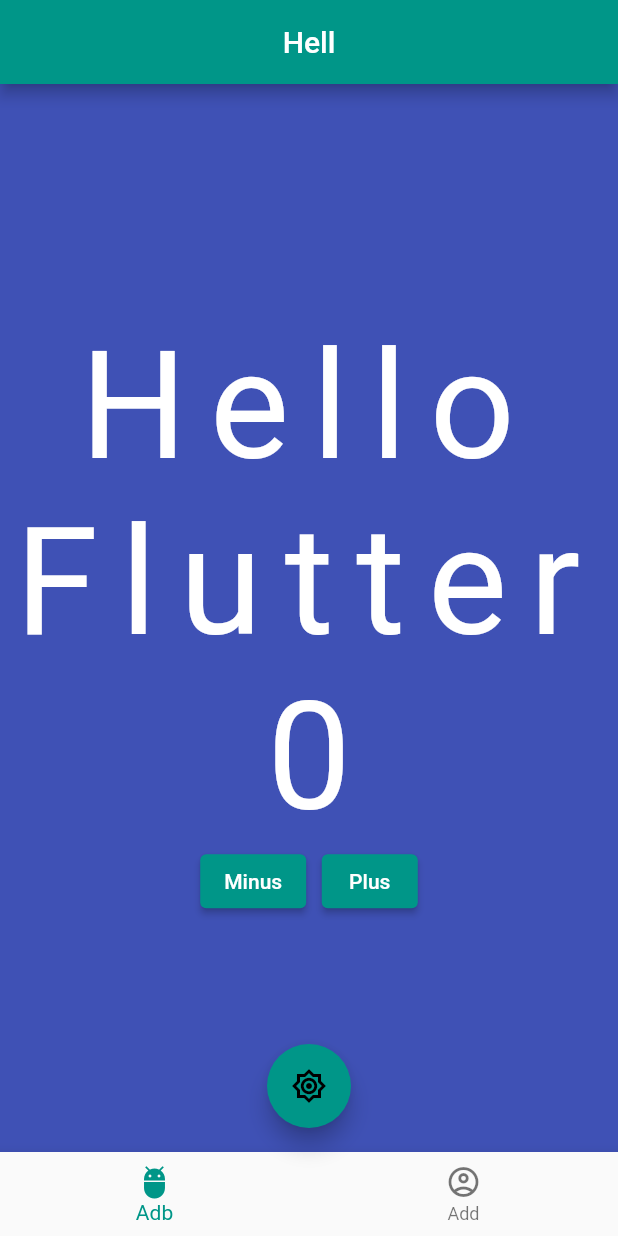
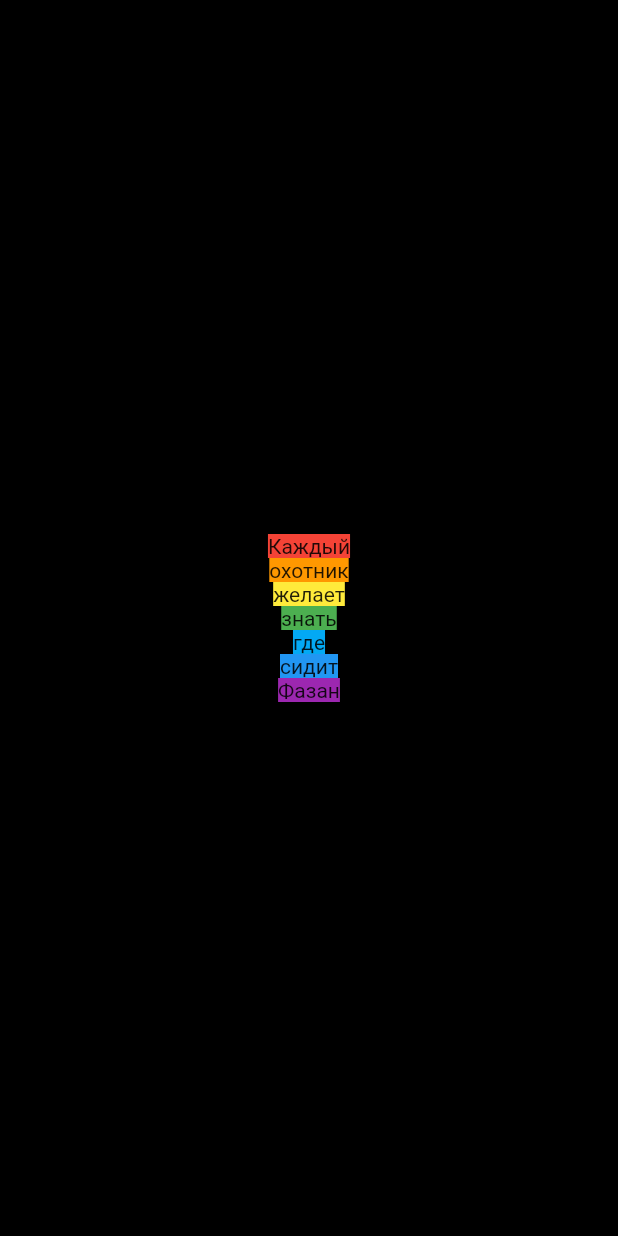
Before and after one commit to Maruru-k/intens_fl, a Flutter app: the screen it shows after launch, on a phone screen of 412 x 824 dp. Run offline on Flutter 3.47's test engine with Material 2 defaults, Android fonts, the phone set to English and light mode, and no system bars.

Commit message:
add home intens

```diff
--- a/lib/main.dart
+++ b/lib/main.dart
@@ -1,121 +1,20 @@
 import 'package:flutter/material.dart';
+import 'package:intens_fl/screens/home.dart';
+import 'package:intens_fl/screens/intens.dart';
 
 void main() {
-  runApp(MyApp());
+  runApp(IntensTask());
 }
 
 class MyApp extends StatelessWidget {
+  const MyApp({Key? key}) : super(key: key);
+
   @override
   Widget build(BuildContext context) {
     return MaterialApp(
-      theme: ThemeData(colorScheme: const ColorScheme.light(primary: Colors.teal)),
-      home: SafeArea(
-        child: Scaffold(
-          body: const MyStatefulWidget(),
-          appBar: AppBar(
-            title: const Center(child: Text("Hell")),
-          ),
-        ),
-      ),
+      theme:
+          ThemeData(colorScheme: const ColorScheme.light(primary: Colors.teal)),
+      home: const SafeArea(child: MyStatefulWidget()),
     );
   }
 }
-
-class MyStatefulWidget extends StatefulWidget {
-  const MyStatefulWidget({Key? key}) : super(key: key);
-
-  @override
-  _MyStatefulWidgetState createState() => _MyStatefulWidgetState();
-}
-
-class _MyStatefulWidgetState extends State<MyStatefulWidget> {
-  int _i = 0;
-  int _selectIndex = 0;
-
-  void _increment() {
-    setState(() {
-      _i++;
-    });
-  }
-
-  void _decrement() {
-    setState(() {
-      _i--;
-    });
-  }
-
-  void _zero() {
-    setState(() {
-      _i = 0;
-    });
-  }
-
-  @override
-  Widget build(BuildContext context) {
-    return Scaffold(
-      body: Container(
-        color: Colors.indigo,
-        alignment: Alignment.center,
-        child: Column(
-          mainAxisAlignment: MainAxisAlignment.center,
-          children: <Widget>[
-            const Text(
-              "Hello Flutter",
-              textDirection: TextDirection.ltr,
-              textAlign: TextAlign.center,
-              style: TextStyle(
-                letterSpacing: 15,
-                fontSize: 100,
-                color: Colors.white,
-              ),
-            ),
-            Text(
-              "$_i",
-              textDirection: TextDirection.ltr,
-              textAlign: TextAlign.center,
-              style: const TextStyle(
-                color: Colors.white,
-                fontSize: 100,
-              ),
-            ),
-            Row(
-              mainAxisAlignment: MainAxisAlignment.center,
-              children: [
-                ElevatedButton(
-                    onPressed: _decrement, child: const Text("Minus")),
-                const Text("   "),
-                ElevatedButton(
-                    onPressed: _increment, child: const Text("Plus")),
-              ],
-            ),
-          ],
-        ),
-      ),
-      floatingActionButton: FloatingActionButton(
-        onPressed: _zero,
-        tooltip: "but",
-        backgroundColor: Theme.of(context).colorScheme.primary,
-        child: const Icon(Icons.brightness_7_outlined),
-      ),
-      floatingActionButtonLocation: FloatingActionButtonLocation.centerFloat,
-      bottomNavigationBar: BottomNavigationBar(
-        items: const [
-          BottomNavigationBarItem(
-            icon: Icon(Icons.adb_outlined,),
-            label: "Adb",
-          ),
-          BottomNavigationBarItem(
-            icon: Icon(Icons.account_circle_outlined),
-            label: "Add",
-          ),
-        ],
-        currentIndex: _selectIndex,
-        onTap: (index) {
-          setState(() {
-            _selectIndex = index;
-          });
-        },
-      ),
-    );
-  }
-}
--- /dev/null
+++ b/lib/screens/intens.dart
@@ -0,0 +1,47 @@
+import 'package:flutter/material.dart';
+
+class IntensTask extends StatelessWidget {
+  @override
+  Widget build(BuildContext context) {
+    return MaterialApp(
+      home: Scaffold(
+        backgroundColor: Colors.black,
+        body: Center(
+          child: Column(
+            mainAxisAlignment: MainAxisAlignment.center,
+            children: [
+              Container(
+                color: Colors.red,
+                child: const Text("Каждый"),
+              ),
+              Container(
+                color: Colors.orange,
+                child: const Text("охотник"),
+              ),
+              Container(
+                color: Colors.yellow,
+                child: const Text("желает"),
+              ),
+              Container(
+                color: Colors.green,
+                child: const Text("знать"),
+              ),
+              Container(
+                color: Colors.lightBlue,
+                child: const Text("где"),
+              ),
+              Container(
+                color: Colors.blue,
+                child: const Text("сидит"),
+              ),
+              Container(
+                color: Colors.purple,
+                child: const Text("Фазан"),
+              ),
+            ],
+          ),
+        )
+      ),
+    );
+  }
+}
```
Also changed, not shown: lib/screens/home.dart (added, +105 -0 lines).
